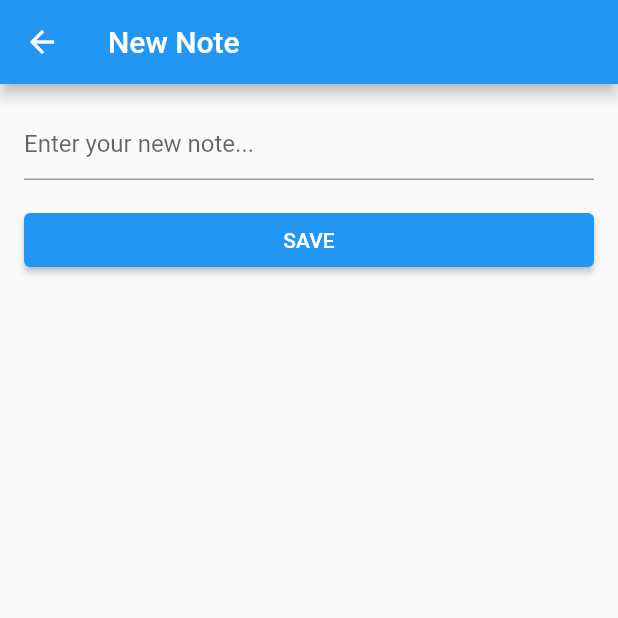
After one commit to KVM1L03/notes-flutter, a Flutter app: the screen it shows after launch, after a tap on the "add" icon, on a phone screen of 412 x 824 dp, the top half of it. The commit adds this screen. Run offline on Flutter 3.47's test engine with Material 2 defaults, Android fonts, the phone set to English and light mode, and no system bars; our stand-ins replace hive_flutter; accounts and stored records are empty.

Commit message:
adding notes update

```diff
--- a/lib/main.dart
+++ b/lib/main.dart
@@ -1,7 +1,11 @@
 import 'package:flutter/material.dart';
 import 'package:notes2/screens/home.dart';
+import 'package:hive_flutter/hive_flutter.dart';
 
-void main() {
+void main() async {
+  WidgetsFlutterBinding.ensureInitialized();
+  await Hive.initFlutter();
+  await Hive.openBox('notes');
   runApp(const MainApp());
 }
 
--- a/lib/screens/home.dart
+++ b/lib/screens/home.dart
@@ -1,5 +1,6 @@
 import 'package:flutter/material.dart';
-import 'package:notes2/cards/note_card.dart';
+import 'package:notes2/components/note_card.dart';
+import 'package:notes2/screens/new_note.dart';
 
 class HomeScreen extends StatefulWidget {
   const HomeScreen({Key? key}) : super(key: key);
@@ -14,7 +15,6 @@ class HomeScreenState extends State<HomeScreen> {
     'Note 1',
     'Note 2',
     'Note 3',
-    // Add more notes as needed
   ];
 
   void _openMenu(BuildContext context) {
@@ -25,6 +25,19 @@ class HomeScreenState extends State<HomeScreen> {
     setState(() {
       isDarkMode = !isDarkMode;
     });
+  }
+
+  void _addNewNote() async {
+    String? newNote = await Navigator.push(
+      context,
+      MaterialPageRoute(builder: (context) => NewNoteScreen()),
+    );
+
+    if (newNote != null) {
+      setState(() {
+        notes.add(newNote);
+      });
+    }
   }
 
   @override
@@ -67,6 +80,12 @@ class HomeScreenState extends State<HomeScreen> {
                 note: notes[index],
               );
             }),
+        floatingActionButton: FloatingActionButton(
+            onPressed: () {
+              _addNewNote();
+            },
+            backgroundColor: const Color.fromARGB(255, 217, 0, 255),
+            child: const Icon(Icons.add)),
       ),
     );
   }
--- /dev/null
+++ b/lib/screens/new_note.dart
@@ -0,0 +1,49 @@
+import 'package:flutter/material.dart';
+
+class NewNoteScreen extends StatefulWidget {
+  const NewNoteScreen({Key? key}) : super(key: key);
+
+  @override
+  NewNoteScreenState createState() => NewNoteScreenState();
+}
+
+class NewNoteScreenState extends State<NewNoteScreen> {
+  final TextEditingController _textController = TextEditingController();
+
+  @override
+  Widget build(BuildContext context) {
+    return Scaffold(
+      appBar: AppBar(
+        title: const Text('New Note'),
+      ),
+      body: Padding(
+        padding: const EdgeInsets.all(16.0),
+        child: Column(
+          crossAxisAlignment: CrossAxisAlignment.stretch,
+          children: [
+            TextFormField(
+              controller: _textController,
+              maxLines: null,
+              decoration: const InputDecoration(
+                hintText: 'Enter your new note...',
+              ),
+            ),
+            const SizedBox(height: 16),
+            ElevatedButton(
+              onPressed: () {
+                _saveNoteAndReturnHome(context);
+              },
+              child: const Text('SAVE'),
+            ),
+          ],
+        ),
+      ),
+    );
+  }
+
+  void _saveNoteAndReturnHome(BuildContext context) {
+    String newNote = _textController.text;
+
+    Navigator.pop(context, newNote);
+  }
+}
--- a/pubspec.yaml
+++ b/pubspec.yaml
@@ -9,11 +9,16 @@ environment:
 dependencies:
   flutter:
     sdk: flutter
+  hive: ^2.2.3
+  hive_flutter: ^1.1.0
+  path_provider: '^2.0.15'
 
 dev_dependencies:
   flutter_test:
     sdk: flutter
   flutter_lints: ^2.0.0
+  hive_generator: ^2.0.0
+  build_runner: ^2.4.6
 
 flutter:
   uses-material-design: true
```
Also changed, not shown: lib/components/note_card.dart (renamed from lib/cards/note_card.dart), pubspec.lock, 1 other file.
